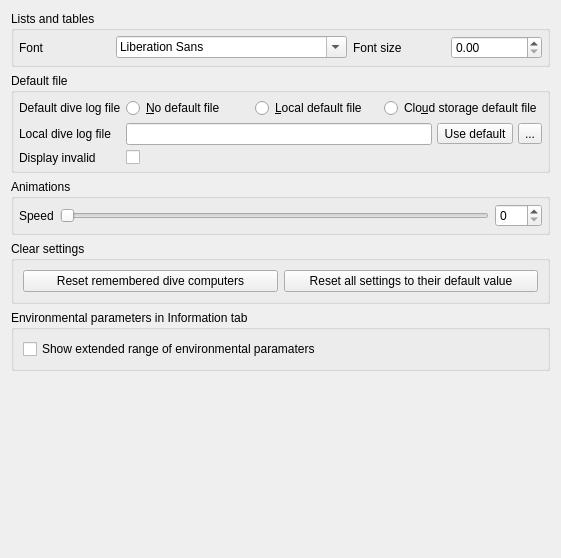
Before: the Qt Designer form desktop-widgets/preferences/preferences_defaults.ui in subsurface/subsurface, drawn with Qt 5.
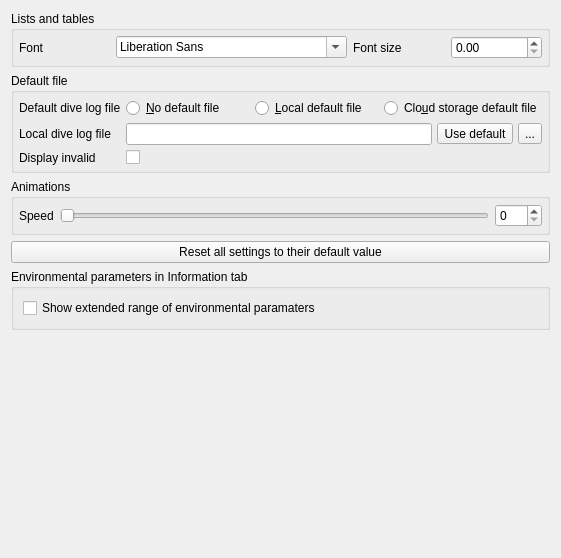
After: the same form once the commit is applied.

```diff
--- a/desktop-widgets/preferences/preferences_defaults.ui
+++ b/desktop-widgets/preferences/preferences_defaults.ui
@@ -178,26 +178,10 @@
     </widget>
    </item>
    <item>
-    <widget class="QGroupBox" name="groupBox_9">
-     <property name="title">
-      <string>Clear settings</string>
-     </property>
-     <layout class="QHBoxLayout" name="horizontalLayout">
-      <item>
-       <widget class="QPushButton" name="resetRememberedDCs">
-        <property name="text">
-         <string>Reset remembered dive computers</string>
-        </property>
-       </widget>
-      </item>
-      <item>
        <widget class="QPushButton" name="resetSettings">
         <property name="text">
          <string>Reset all settings to their default value</string>
         </property>
-       </widget>
-      </item>
-     </layout>
     </widget>
    </item>
    <item>
```
Lines whose indentation alone changed are shown as unchanged.
